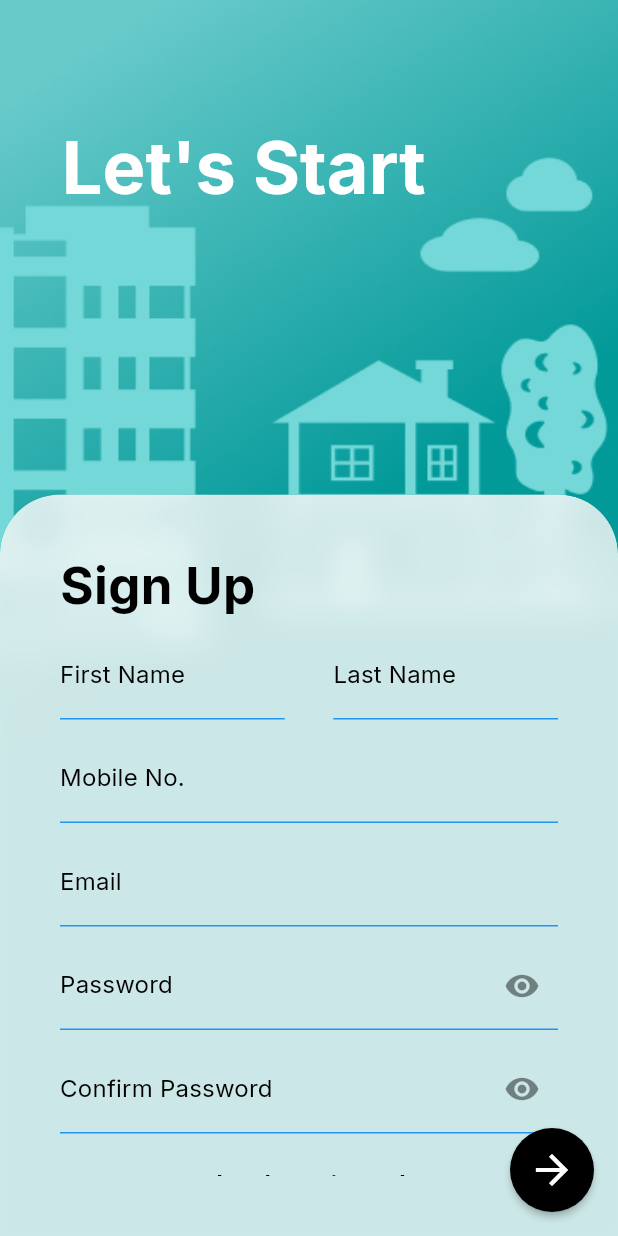
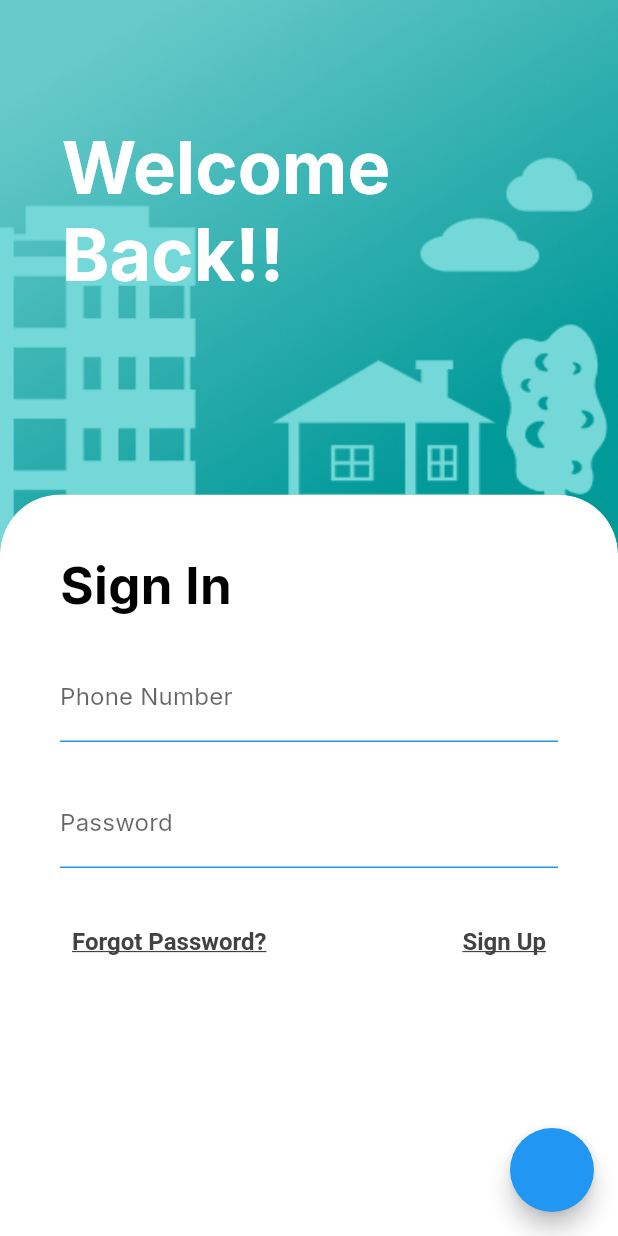
Before and after one commit to A-d-i-b/RentIt-Owner, a Flutter app: the screen it shows after launch, on a phone screen of 412 x 824 dp. Run offline on Flutter 3.47's test engine with Material 2 defaults, Android fonts, the phone set to English and light mode, and no system bars; our stand-ins replace cached_network_image, get, google_fonts, image_picker.

Commit message:
Added sign in screen

```diff
--- /dev/null
+++ b/lib/Screens/sign_in_page.dart
@@ -0,0 +1,198 @@
+import 'dart:ui';
+
+import 'package:flutter/material.dart';
+import 'package:househunt/controllers/sign_in_controller.dart';
+import 'package:get/get.dart';
+import 'package:househunt/controllers/sign_up_controller.dart';
+import 'package:househunt/theme/base_theme.dart';
+
+class SignIn extends StatelessWidget {
+  SignIn({Key? key}) : super(key: key);
+  final SignInController signInController = Get.put(SignInController());
+  final SignUpController signUpController = Get.put(SignUpController());
+  @override
+  Widget build(BuildContext context) {
+    return Scaffold(
+      floatingActionButton: FloatingActionButton(onPressed: () {
+        signInController.trySubmit();
+      }),
+      extendBodyBehindAppBar: true,
+      body: Stack(
+        children: [
+          Obx(
+            () => (signInController.buttonDisabled.value)
+                ? const Center(
+                    child: CircularProgressIndicator(),
+                  )
+                : const Center(),
+          ),
+          Image.asset(
+            'images/signup-bg.png',
+            fit: BoxFit.fill,
+            width: Get.width,
+            height: Get.height,
+          ),
+          Positioned(
+            top: Get.height * 0.1,
+            left: Get.width * 0.1,
+            child: Text(
+              "Welcome\nBack!!",
+              style: Get.textTheme.headline3!.copyWith(
+                fontWeight: FontWeight.bold,
+                color: Colors.white,
+              ),
+            ),
+          ),
+          Positioned(
+              bottom: 0,
+              left: 0,
+              right: 0,
+              child: Stack(children: [
+                ClipRRect(
+                  borderRadius: const BorderRadius.only(
+                    topLeft: Radius.circular(40),
+                    topRight: Radius.circular(40),
+                  ),
+                  child: BackdropFilter(
+                    filter: ImageFilter.blur(sigmaX: 10, sigmaY: 10),
+                    child: Container(
+                      height: Get.height * .6,
+                      decoration: const BoxDecoration(
+                        color: tri,
+                        // rounded
+                        borderRadius: BorderRadius.only(
+                          topLeft: Radius.circular(40),
+                          topRight: Radius.circular(40),
+                        ),
+                        boxShadow: [
+                          BoxShadow(
+                            color: Colors.black12,
+                            blurRadius: 10,
+                            spreadRadius: 5,
+                          ),
+                        ],
+                      ),
+                      child: Padding(
+                          padding: const EdgeInsets.all(40.0),
+                          child: Form(
+                            key: signUpController.formKey,
+                            child: ListView(
+                              padding: const EdgeInsets.all(0),
+                              children: [
+                                Text(
+                                  "Sign In",
+                                  style: Get.textTheme.headline4!.copyWith(
+                                    fontWeight: FontWeight.bold,
+                                  ),
+                                ),
+                                const SizedBox(height: 25),
+                                TextFormField(
+                                  validator: (value) {
+                                    final validator =
+                                        RegExp(r"^(\+\d{1,3}[- ]?)?\d{10}$");
+                                    if (value!.isEmpty) {
+                                      return 'Please enter Phone No.';
+                                    }
+
+                                    if (!validator.hasMatch(value)) {
+                                      return 'Please enter valid Phone No.';
+                                    }
+
+                                    return null;
+                                  },
+                                  keyboardType: TextInputType.phone,
+                                  decoration: const InputDecoration(
+                                      enabledBorder: UnderlineInputBorder(
+                                        borderSide: BorderSide(
+                                          color: primary,
+                                        ),
+                                      ),
+                                      focusedBorder: UnderlineInputBorder(
+                                        borderSide: BorderSide(
+                                          color: primary,
+                                        ),
+                                      ),
+                                      errorBorder: UnderlineInputBorder(
+                                        borderSide: BorderSide(
+                                          color: Colors.red,
+                                        ),
+                                      ),
+                                      focusedErrorBorder: UnderlineInputBorder(
+                                        borderSide: BorderSide(
+                                          color: Colors.red,
+                                        ),
+                                      ),
+                                      labelText: 'Phone Number'),
+                                ),
+                                const SizedBox(height: 25),
+                                TextFormField(
+                                  decoration: const InputDecoration(
+                                      enabledBorder: UnderlineInputBorder(
+                                        borderSide: BorderSide(
+                                          color: primary,
+                                        ),
+                                      ),
+                                      focusedBorder: UnderlineInputBorder(
+                                        borderSide: BorderSide(
+                                          color: primary,
+                                        ),
+                                      ),
+                                      errorBorder: UnderlineInputBorder(
+                                        borderSide: BorderSide(
+                                          color: Colors.red,
+                                        ),
+                                      ),
+                                      focusedErrorBorder: UnderlineInputBorder(
+                                        borderSide: BorderSide(
+                                          color: Colors.red,
+                                        ),
+                                      ),
+                                      labelText: 'Password'),
+                                  obscureText: true,
+                                ),
+                                SizedBox(height: 25),
+                                Row(
+                                  children: [
+                                    TextButton(
+                                      onPressed: () {},
+                                      child: Text(
+                                        'Forgot Password?',
+                                        style: TextStyle(
+                                          color: Colors.grey[800],
+                                          fontSize: 16,
+                                          fontWeight: FontWeight.w600,
+                                          // underline
+                                          decoration: TextDecoration.underline,
+                                        ),
+                                      ),
+                                    ),
+                                    const Spacer(),
+                                    TextButton(
+                                      onPressed: () {
+                                        Get.toNamed('/sign-up');
+                                      },
+                                      child: Text(
+                                        'Sign Up',
+                                        style: TextStyle(
+                                          color: Colors.grey[800],
+                                          fontSize: 16,
+                                          fontWeight: FontWeight.w600,
+                                          // underline
+                                          decoration: TextDecoration.underline,
+                                        ),
+                                      ),
+                                    ),
+                                  ],
+                                )
+                              ],
+                            ),
+                          )),
+                    ),
+                  ),
+                ),
+              ])),
+        ],
+      ),
+    );
+  }
+}
--- a/lib/Screens/sign_up_page.dart
+++ b/lib/Screens/sign_up_page.dart
@@ -96,8 +96,6 @@ class SignUp extends StatelessWidget {
                           child: ListView(
                             // mainAxisAlignment: MainAxisAlignment.start,
                             // crossAxisAlignment: CrossAxisAlignment.start,
-
-                            padding: const EdgeInsets.all(0),
                             children: [
                               // heading SignUp
                               Text(
@@ -155,7 +153,7 @@ class SignUp extends StatelessWidget {
 
                               TextButton(
                                 onPressed: () {
-                                  Get.offAllNamed('/login');
+                                  Get.offAllNamed('/');
                                 },
                                 child: const Text(
                                   'Already Registered?',
--- /dev/null
+++ b/lib/controllers/sign_in_controller.dart
@@ -0,0 +1,37 @@
+import 'package:flutter/material.dart';
+import 'package:get/get.dart';
+import 'package:househunt/controllers/sign_up_controller.dart';
+
+class SignInController extends GetxController {
+  final TextEditingController mobileController = TextEditingController();
+  final TextEditingController passwordController = TextEditingController();
+  final SignUpController signUpController = Get.put(SignUpController());
+  RxBool buttonDisabled = false.obs;
+  void trySubmit() {
+    final isvalid = signUpController.formKey.currentState?.validate();
+    if (Get.context != null) {
+      FocusScope.of(Get.context!).unfocus();
+    }
+    if (isvalid!) {
+      signUpController.formKey.currentState?.save();
+    }
+  }
+
+  void loginForm() async {
+    // make a post request to the server with the form data
+
+    buttonDisabled.value = true;
+
+    await Future.delayed(const Duration(seconds: 2));
+
+    buttonDisabled.value = false;
+    return;
+  }
+
+  @override
+  void onClose() {
+    mobileController.dispose();
+    passwordController.dispose();
+    super.onClose();
+  }
+}
--- a/lib/routes.dart
+++ b/lib/routes.dart
@@ -1,4 +1,5 @@
 import 'package:get/route_manager.dart';
+import 'package:househunt/Screens/sign_in_page.dart';
 import 'package:househunt/screens/flat_screen.dart';
 import 'package:househunt/screens/login_screen.dart';
 import 'package:househunt/screens/pg_screen.dart';
@@ -7,8 +8,8 @@ import 'package:househunt/screens/tenant_profile_screen.dart';
 import 'package:househunt/Screens/contact_screen.dart';
 
 final routes = [
-  GetPage(name: '/', page: () => SignUp()),
-  GetPage(name: '/login', page: () => const LoginScreen()),
+  GetPage(name: '/', page: () => SignIn()),
+  GetPage(name: '/sign-up', page: () => SignUp()),
   GetPage(name: '/add-pg', page: () => PgHome()),
   GetPage(name: '/add-flat', page: () => FlatHome()),
   GetPage(name: '/tenant-profile', page: () => const TenantProfile()),
```
